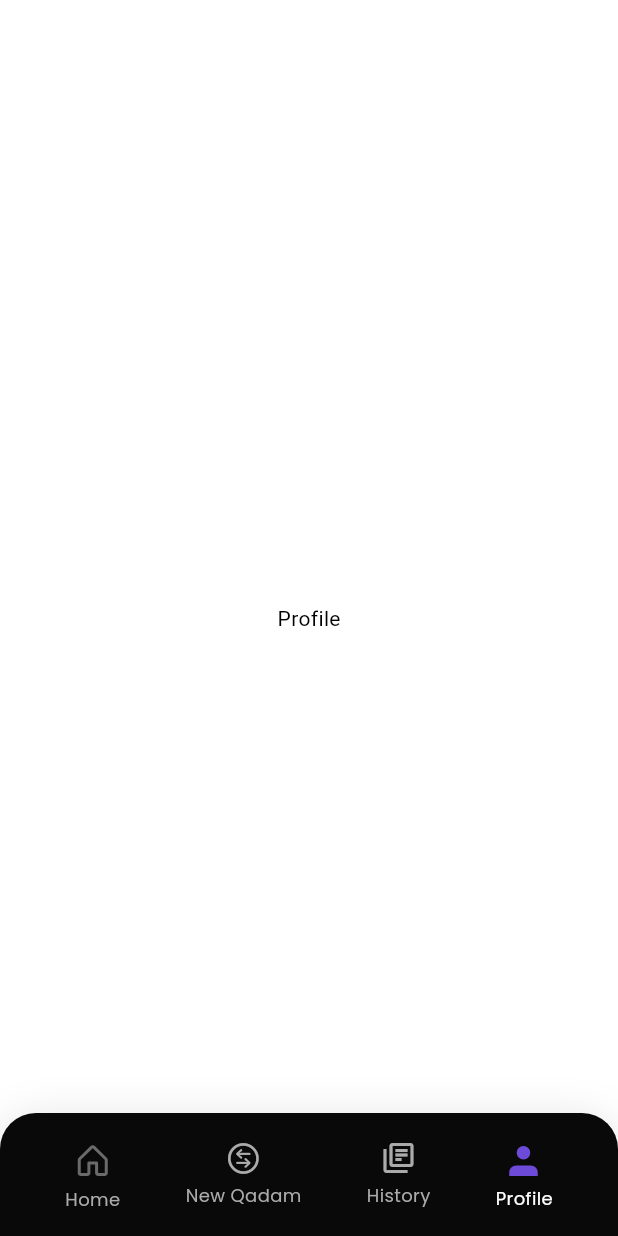
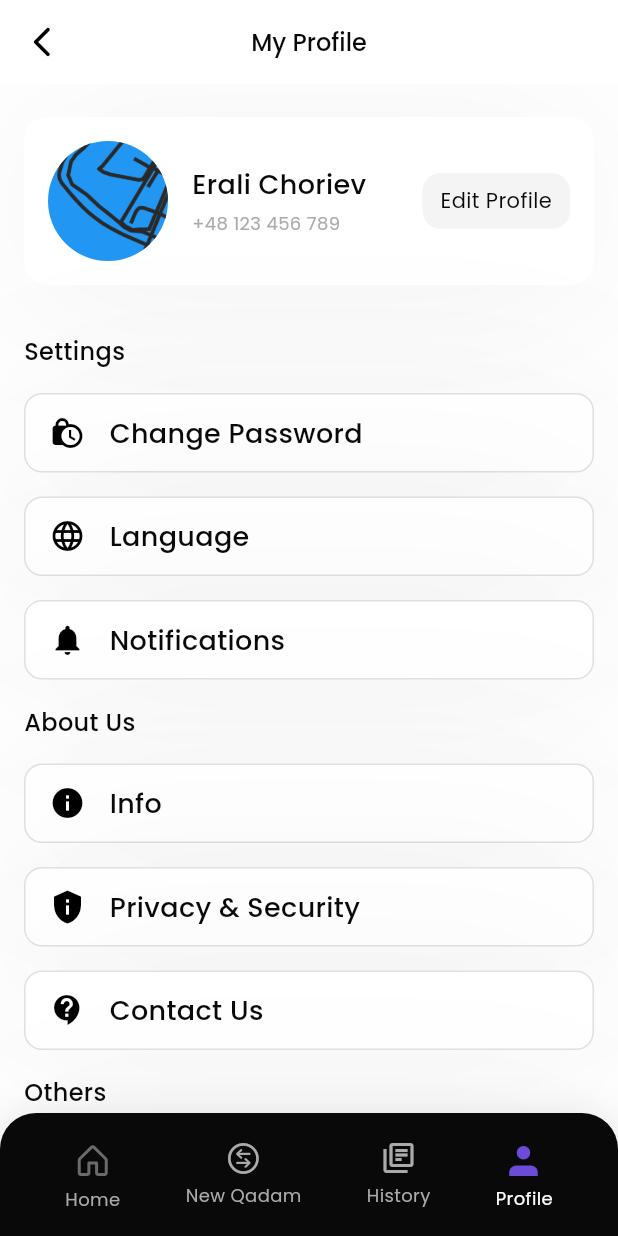
Before and after one commit to IamKhuk/qadam, a Flutter app: the MainScreen screen opened directly, item 4 of the bottom bar chosen, on a phone screen of 412 x 824 dp. Run offline on Flutter 3.47's test engine with Material 3 defaults, Android fonts, the light colour scheme and no system bars; our stand-ins replace flutter_svg, flutter_translate, pinput, shared_preferences; accounts and stored records are empty.

Commit message:
SCRUM-13 - Created Profile Screen

```diff
--- a/assets/i18n/en.json
+++ b/assets/i18n/en.json
@@ -88,8 +88,20 @@
     "nothing_found": "Nothing found"
   },
   "profile": {
+    "my_profile": "My Profile",
+    "edit_profile": "Edit Profile",
+    "settings": "Settings",
+    "change_password": "Change Password",
+    "language": "Language",
+    "notifications": "Notifications",
+    "about_us": "About Us",
+    "contact_us": "Contact Us",
     "my_posts": "My Posts",
+    "share_app": "Share App",
+    "info": "Info",
     "privacy_security": "Privacy & Security",
+    "other": "Others",
+    "share": "Share",
     "donate": "Donate",
     "about_apps": "About Apps",
     "personal_settings": "Personal Settings",
--- /dev/null
+++ b/devtools_options.yaml
@@ -0,0 +1,3 @@
+description: This file stores settings for Dart & Flutter DevTools.
+documentation: https://docs.flutter.dev/tools/devtools/extensions#configure-extension-enablement-states
+extensions:
--- /dev/null
+++ b/lib/src/model/settings_model.dart
@@ -0,0 +1,11 @@
+import 'package:flutter/material.dart';
+
+class SettingsModel {
+  IconData icon;
+  String title;
+
+  SettingsModel({
+    required this.icon,
+    required this.title,
+  });
+}
--- a/lib/src/ui/menu/home/home_screen.dart
+++ b/lib/src/ui/menu/home/home_screen.dart
@@ -543,10 +543,10 @@ class _HomeScreenState extends State<HomeScreen> {
                                               letterSpacing: 1,
                                               height: 1.5,
                                             ),
-                                            onTap: (){
+                                            onTap: () {
                                               BottomDialog.showTripDateTime(
                                                 context,
-                                                    (date) {
+                                                (date) {
                                                   setState(() {
                                                     returnDateTime = date;
                                                     returnController.text =
--- a/lib/src/ui/menu/main_screen.dart
+++ b/lib/src/ui/menu/main_screen.dart
@@ -2,7 +2,7 @@ import 'package:flutter/material.dart';
 import 'package:flutter_svg/svg.dart';
 import 'package:qadam/src/ui/menu/history/history.dart';
 import 'package:qadam/src/ui/menu/new_qadam/new_qadam.dart';
-import 'package:qadam/src/ui/menu/profile/Profile.dart';
+import 'package:qadam/src/ui/menu/profile/profile_screen.dart';
 import 'package:flutter/cupertino.dart';
 import '../../theme/app_theme.dart';
 import 'home/home_screen.dart';
@@ -21,7 +21,7 @@ class _MainScreenState extends State<MainScreen> {
     const HomeScreen(),
     const NewQadam(),
     const History(),
-    const Profile()
+    const ProfileScreen()
   ];
 
   @override
--- a/lib/src/ui/menu/profile/Profile.dart
+++ /dev/null
@@ -1,19 +0,0 @@
-import 'package:flutter/material.dart';
-
-class Profile extends StatefulWidget {
-  const Profile({super.key});
-
-  @override
-  State<Profile> createState() => _ProfileState();
-}
-
-class _ProfileState extends State<Profile> {
-  @override
-  Widget build(BuildContext context) {
-    return Scaffold(
-      body: Center(
-        child: Text("Profile"),
-      ),
-    );
-  }
-}
--- /dev/null
+++ b/lib/src/ui/menu/profile/profile_screen.dart
@@ -0,0 +1,136 @@
+import 'package:flutter/material.dart';
+import 'package:flutter_translate/flutter_translate.dart';
+import 'package:qadam/src/model/settings_model.dart';
+import 'package:qadam/src/theme/app_theme.dart';
+import 'package:qadam/src/ui/widgets/containers/settings_container.dart';
+import 'package:qadam/src/ui/widgets/texts/text_12h_400w.dart';
+import 'package:qadam/src/ui/widgets/texts/text_14h_400w.dart';
+import 'package:qadam/src/ui/widgets/texts/text_16h_500w.dart';
+import 'package:qadam/src/ui/widgets/texts/text_18h_500w.dart';
+
+class ProfileScreen extends StatefulWidget {
+  const ProfileScreen({super.key});
+
+  @override
+  State<ProfileScreen> createState() => _ProfileScreenState();
+}
+
+class _ProfileScreenState extends State<ProfileScreen> {
+  @override
+  Widget build(BuildContext context) {
+    return Scaffold(
+      appBar: AppBar(
+        title: Text16h500w(title: translate("profile.my_profile")),
+        centerTitle: true,
+      ),
+      body: ListView(
+        padding: const EdgeInsets.only(
+          top: 22,
+          bottom: 92,
+          left: 16,
+          right: 16,
+        ),
+        children: [
+          Container(
+            padding: const EdgeInsets.all(16),
+            decoration: BoxDecoration(
+              color: Colors.white,
+              borderRadius: BorderRadius.circular(16),
+              boxShadow: [
+                BoxShadow(
+                  offset: const Offset(0, 4),
+                  blurRadius: 100,
+                  spreadRadius: 0,
+                  color: AppTheme.black.withOpacity(0.05),
+                ),
+              ],
+            ),
+            child: Row(
+              children: [
+                const CircleAvatar(
+                  radius: 40,
+                  backgroundImage: AssetImage(
+                    "assets/images/intersect.png",
+                  ),
+                ),
+                const SizedBox(width: 16),
+                Expanded(
+                  child: Column(
+                    crossAxisAlignment: CrossAxisAlignment.start,
+                    children: [
+                      Text18h500w(
+                        title: translate("Erali Choriev"),
+                      ),
+                      const SizedBox(height: 4),
+                      const Text12h400w(
+                        title: "+48 123 456 789",
+                        color: AppTheme.gray,
+                      ),
+                    ],
+                  ),
+                ),
+                const SizedBox(width: 12),
+                Container(
+                  padding:
+                      const EdgeInsets.symmetric(vertical: 8, horizontal: 12),
+                  decoration: BoxDecoration(
+                    color: AppTheme.light,
+                    borderRadius: BorderRadius.circular(12),
+                  ),
+                  child: Text14h400w(title: translate("profile.edit_profile")),
+                )
+              ],
+            ),
+          ),
+          const SizedBox(height: 32),
+          Text16h500w(
+            title: translate("profile.settings"),
+          ),
+          SettingsContainer(
+              settingsModel: SettingsModel(
+            icon: Icons.lock_clock,
+            title: translate("profile.change_password"),
+          )),
+          SettingsContainer(
+              settingsModel: SettingsModel(
+            icon: Icons.language,
+            title: translate("profile.language"),
+          )),
+          SettingsContainer(
+              settingsModel: SettingsModel(
+            icon: Icons.notifications,
+            title: translate("profile.notifications"),
+          )),
+          const SizedBox(height: 16),
+          Text16h500w(
+            title: translate("profile.about_us"),
+          ),
+          SettingsContainer(
+              settingsModel: SettingsModel(
+            icon: Icons.info,
+            title: translate("profile.info"),
+          )),
+          SettingsContainer(
+              settingsModel: SettingsModel(
+            icon: Icons.privacy_tip,
+            title: translate("profile.privacy_security"),
+          )),
+          SettingsContainer(
+              settingsModel: SettingsModel(
+            icon: Icons.contact_support,
+            title: translate("profile.contact_us"),
+          )),
+          const SizedBox(height: 16),
+          Text16h500w(
+            title: translate("profile.other"),
+          ),
+          SettingsContainer(
+              settingsModel: SettingsModel(
+            icon: Icons.share,
+            title: translate("profile.share"),
+          )),
+        ],
+      ),
+    );
+  }
+}
--- /dev/null
+++ b/lib/src/ui/widgets/containers/settings_container.dart
@@ -0,0 +1,43 @@
+import 'package:flutter/material.dart';
+import 'package:qadam/src/model/settings_model.dart';
+import 'package:qadam/src/theme/app_theme.dart';
+import 'package:qadam/src/ui/widgets/texts/text_14h_500w.dart';
+
+class SettingsContainer extends StatelessWidget {
+  const SettingsContainer({super.key, required this.settingsModel});
+  final SettingsModel settingsModel;
+  @override
+  Widget build(BuildContext context) {
+    return Container(
+      margin: const EdgeInsets.only(top: 16),
+      padding: const EdgeInsets.symmetric(
+        vertical: 12,
+        horizontal: 16,
+      ),
+      decoration: BoxDecoration(
+        color: Colors.white,
+        borderRadius: BorderRadius.circular(12),
+        border: Border.all(color: AppTheme.border),
+        boxShadow: [
+          BoxShadow(
+            offset: const Offset(0, 4),
+            blurRadius: 100,
+            spreadRadius: 0,
+            color: AppTheme.black.withOpacity(0.05),
+          ),
+        ],
+      ),
+      child: Row(
+        children: [
+          Icon(
+            settingsModel.icon,
+            size: 24,
+            color: Colors.black,
+          ),
+          const SizedBox(width: 16),
+          Text14h500w(title: settingsModel.title),
+        ],
+      ),
+    );
+  }
+}
```
Also changed, not shown: pubspec.lock, 127 other files.
